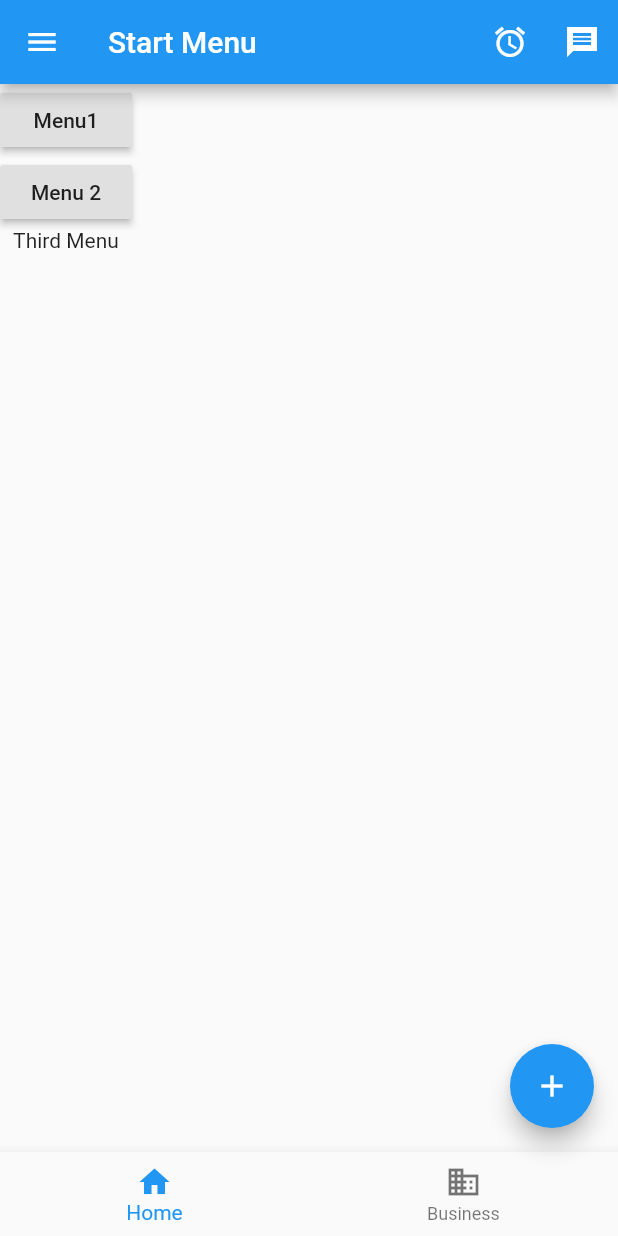
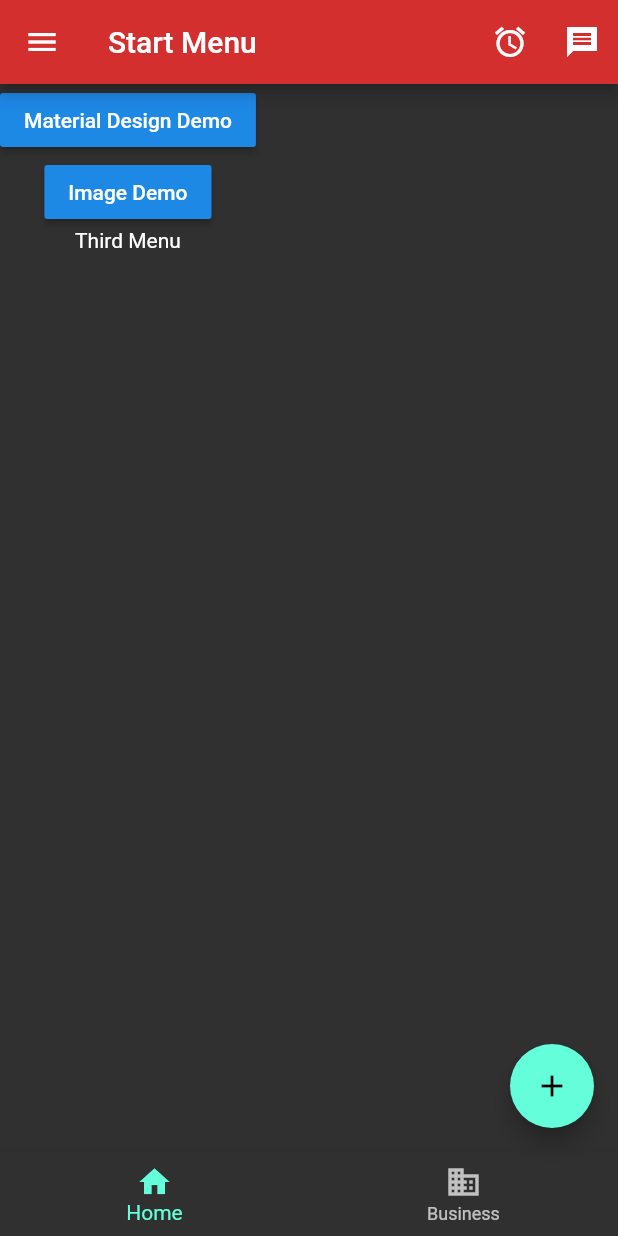
Before and after one commit to Ryanftw/CMSC4303-lesson1, a Flutter app: the screen it shows after launch, on a phone screen of 412 x 824 dp. Run offline on Flutter 3.47's test engine with Material 2 defaults, Android fonts, the phone set to English and light mode, and no system bars.

Commit message:
Final Commit

```diff
--- a/lib/main.dart
+++ b/lib/main.dart
@@ -1,5 +1,7 @@
 import 'package:flutter/material.dart';
+import 'package:lesson1/screen/image_screen.dart';
 import 'package:lesson1/screen/start_screen.dart';
+import 'package:lesson1/screen/materialdesign_screen.dart';
 
 void main() {
   runApp(Lesson1App());
@@ -9,12 +11,22 @@ class Lesson1App extends StatelessWidget {
   @override
   Widget build(BuildContext context) {
     return MaterialApp(
+      debugShowCheckedModeBanner: true,
+      theme: ThemeData(
+        // Define custom theme settings for the app here.
+        brightness: Brightness.dark,
+        primaryColor: Colors.red[700],
+        textTheme: TextTheme(
+          headline1: TextStyle(fontSize: 30.0, color: Colors.yellow[900]),
+        ),
+      ),
       initialRoute: StartScreen.routeName,
-      routes: {StartScreen.routeName: gotoStart},
+      routes: {
+        StartScreen.routeName: (context) => StartScreen(),
+        MaterialDesignScreen.routeName: (context) =>
+            MaterialDesignScreen(), //same as doing (context) {return MaterialDesignScreen();},
+        ImageScreen.routeName: (context) => ImageScreen(),
+      },
     );
   }
 }
-
-Widget gotoStart(BuildContext context) {
-  return StartScreen();
-}
--- a/lib/screen/start_screen.dart
+++ b/lib/screen/start_screen.dart
@@ -1,4 +1,6 @@
 import 'package:flutter/material.dart';
+import 'package:lesson1/screen/image_screen.dart';
+import 'package:lesson1/screen/materialdesign_screen.dart';
 
 class StartScreen extends StatelessWidget {
   static const routeName = '/startScreen';
@@ -44,16 +46,13 @@ class StartScreen extends StatelessWidget {
         body: Column(
           children: [
             RaisedButton(
-              onPressed: () {
-                print('Menu 1');
-              },
-              child: Text('Menu1'),
+              onPressed: () =>
+                  Navigator.pushNamed(context, MaterialDesignScreen.routeName),
+              child: Text('Material Design Demo'),
             ),
             RaisedButton(
-              onPressed: () {
-                print('Menu 2');
-              },
-              child: Text('Menu 2'),
+              onPressed: () => Navigator.pushNamed(context, ImageScreen.routeName),
+              child: Text('Image Demo'),
             ),
             Text('Third Menu'),
           ],
--- a/pubspec.yaml
+++ b/pubspec.yaml
@@ -45,8 +45,8 @@ flutter:
   uses-material-design: true
 
   # To add assets to your application, add an assets section, like this:
-  # assets:
-  #   - images/a_dot_burr.jpeg
+  assets:
+    - images/airplane.jfif
   #   - images/a_dot_ham.jpeg
 
   # An image asset can refer to one or more resolution-specific "variants", see
```
Also changed, not shown: lib/screen/image_screen.dart (added, +41 -0 lines), lib/screen/materialdesign_screen.dart (added, +71 -0 lines), 1 other file.
